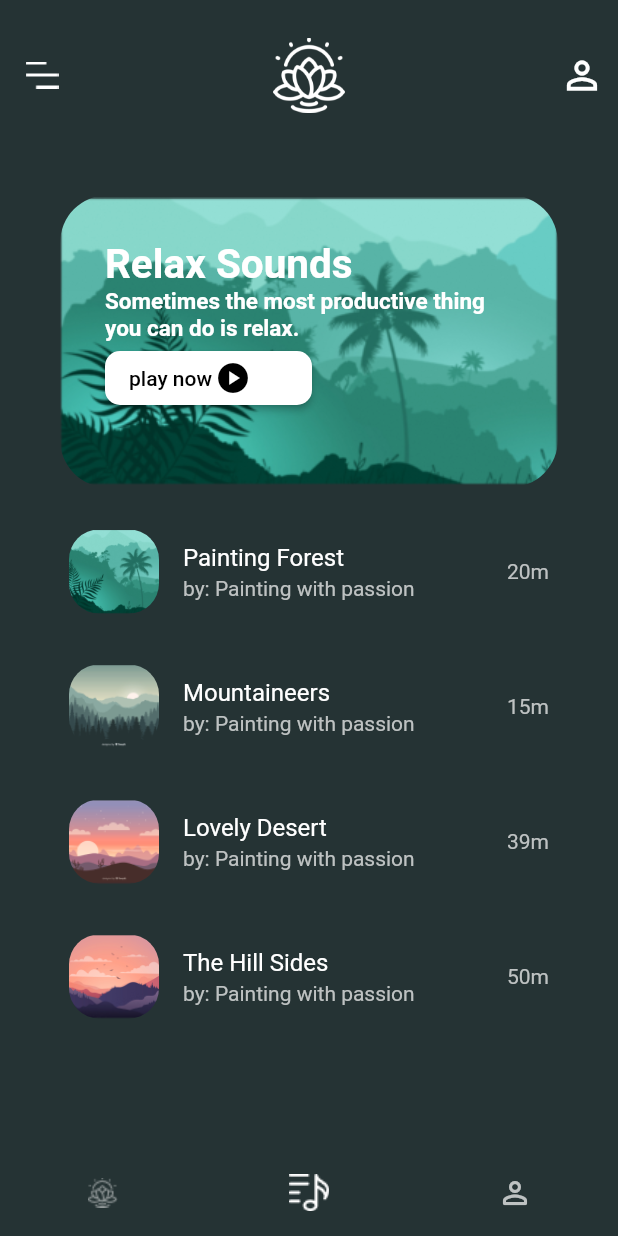
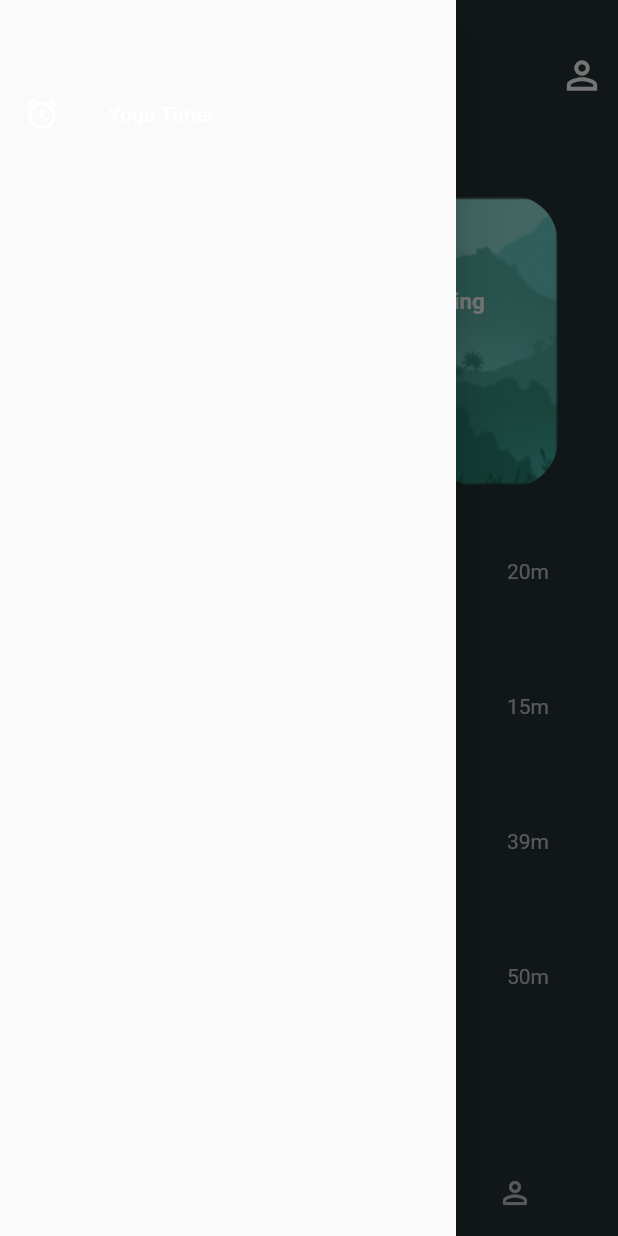
Before and after one commit to 5CYTH3/Yoguha, a Flutter app: the MainScreen screen opened directly, item 2 of the bottom bar chosen, with the side drawer open (before the commit the screen has no drawer), on a phone screen of 412 x 824 dp. Run offline on Flutter 3.47's test engine with Material 2 defaults, Android fonts, the phone set to English and light mode, and no system bars; our stand-ins replace firebase_auth, firebase_core, google_fonts; accounts and stored records are empty; Roboto replaces fonts that are missing (Alegreya).

Commit message:
🎐 Changed the architecture to MVC.

```diff
--- a/lib/main.dart
+++ b/lib/main.dart
@@ -1,4 +1,4 @@
-import 'package:dribbly/src/auth_service.dart';
+import 'package:dribbly/src/controllers/auth_service.dart';
 import 'package:dribbly/src/views/main_screen.dart';
 import 'package:firebase_auth/firebase_auth.dart';
 import 'package:firebase_core/firebase_core.dart';
--- /dev/null
+++ b/lib/src/components/NavigationDrawerWidget.dart
@@ -0,0 +1,46 @@
+import 'package:dribbly/src/views/timer_screen.dart';
+import 'package:flutter/material.dart';
+import 'package:google_fonts/google_fonts.dart';
+
+class NavigationDrawerWidget extends StatelessWidget {
+  const NavigationDrawerWidget({ Key? key }) : super(key: key);
+
+  @override
+  Widget build(BuildContext context) {
+    return Drawer(
+      child: Container(
+        child: ListView(
+          children: <Widget>[
+            const SizedBox(height: 48.0),
+            buildMenuItem(
+              text: "Yoga Timer",
+              icon: Icons.alarm_rounded,
+              onClicked: () => selectedItem(context, 0),
+            )
+          ]
+        )
+      ),
+    );
+  }
+
+  Widget buildMenuItem({
+    required String text,
+    required IconData icon,
+    VoidCallback? onClicked
+  }) {
+    return ListTile(
+      leading: Icon(icon, color: Colors.white),
+      title: Text(text, style: GoogleFonts.alegreyaSans(color: Colors.white)),
+      onTap: () {},
+    );
+  }
+
+  void selectedItem(BuildContext context, int index) {
+    switch(index) {
+      case 0:
+        Navigator.of(context).push(MaterialPageRoute(builder: (context) => TimerScreen()));
+        break;
+    }
+  }
+
+}
--- a/lib/src/views/home_screen.dart
+++ b/lib/src/views/home_screen.dart
@@ -1,4 +1,4 @@
-import 'package:dribbly/src/components/widgets.dart';
+import 'package:dribbly/src/models/widgets.dart';
 import 'package:dribbly/src/views/login_screen.dart';
 import 'package:dribbly/src/views/register_screen.dart';
 import 'package:flutter/material.dart';
--- a/lib/src/views/login_screen.dart
+++ b/lib/src/views/login_screen.dart
@@ -1,4 +1,4 @@
-import 'package:dribbly/src/auth_service.dart';
+import 'package:dribbly/src/controllers/auth_service.dart';
 import 'package:dribbly/src/views/register_screen.dart';
 import 'package:flutter/material.dart';
 import 'package:google_fonts/google_fonts.dart';
--- a/lib/src/views/main_screen.dart
+++ b/lib/src/views/main_screen.dart
@@ -1,3 +1,4 @@
+import 'package:dribbly/src/components/NavigationDrawerWidget.dart';
 import 'package:dribbly/src/components/OwnAppBar.dart';
 import 'package:dribbly/src/views/playlist_screen.dart';
 import 'package:dribbly/src/views/profile_screen.dart';
@@ -9,8 +10,8 @@ import 'package:google_fonts/google_fonts.dart';
 // Make a timer
 // Implement audio support
 // Implement registration
-// Implement a real AppBar (With a better height)
-
+// Change architecture to MVC
+// ListView.builder the playlists.
 class MainScreen extends StatefulWidget {
   const MainScreen({ Key? key }) : super(key: key);
 
@@ -34,12 +35,16 @@ class _MainScreenState extends State<MainScreen> {
 			});
 		}
 
+    GlobalKey<ScaffoldState> _mainKey = GlobalKey();
+
   @override
   Widget build(BuildContext context) {
     final gray = Color(0xFFBEC2C2);
 
 		return Scaffold(
       appBar: OwnAppBar(),
+      key: _mainKey,
+      drawer: NavigationDrawerWidget(),
       body: _widgetOptions.elementAt(_selectedIndex),
 			bottomNavigationBar: BottomNavigationBar(
 				showSelectedLabels: false,
```
Also changed, not shown: lib/src/components/OwnAppBar.dart (+6 -1 lines), lib/src/models/PlaylistModel.dart (added, +12 -0 lines), lib/src/views/timer_screen.dart (added, +26 -0 lines), lib/src/controllers/auth_service.dart (renamed from lib/src/auth_service.dart), lib/src/models/widgets.dart (renamed from lib/src/components/widgets.dart).
